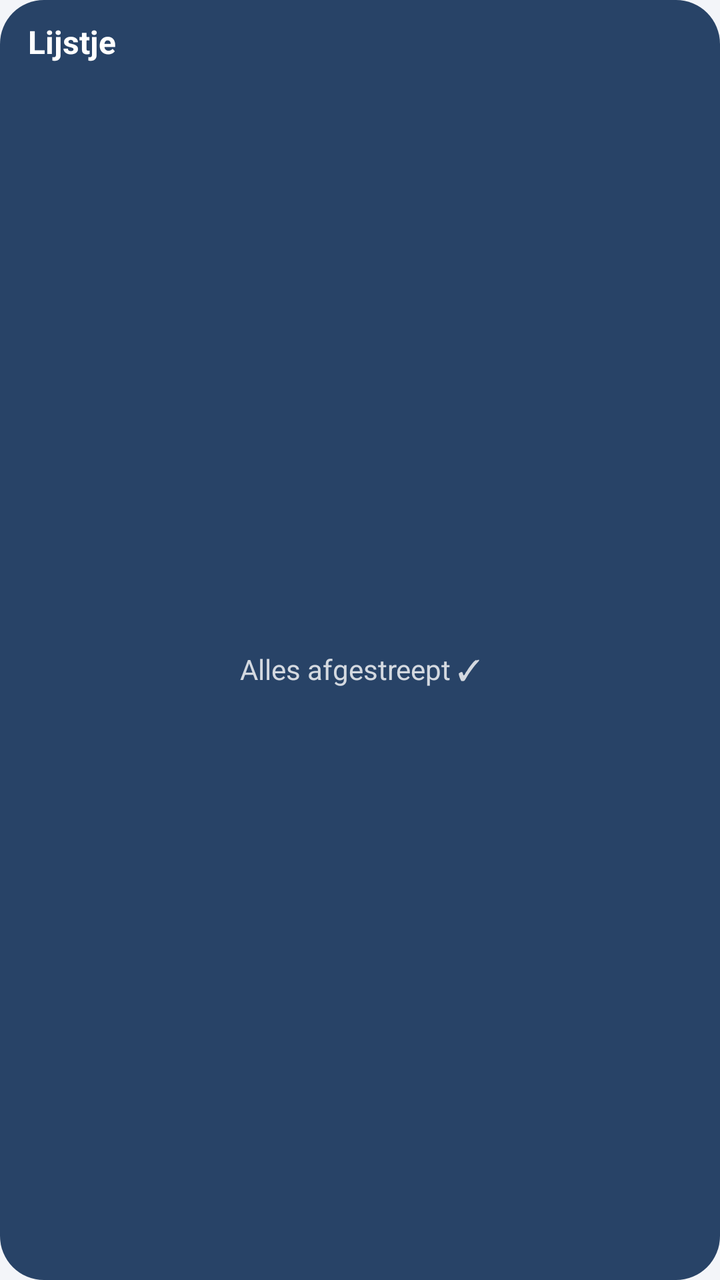
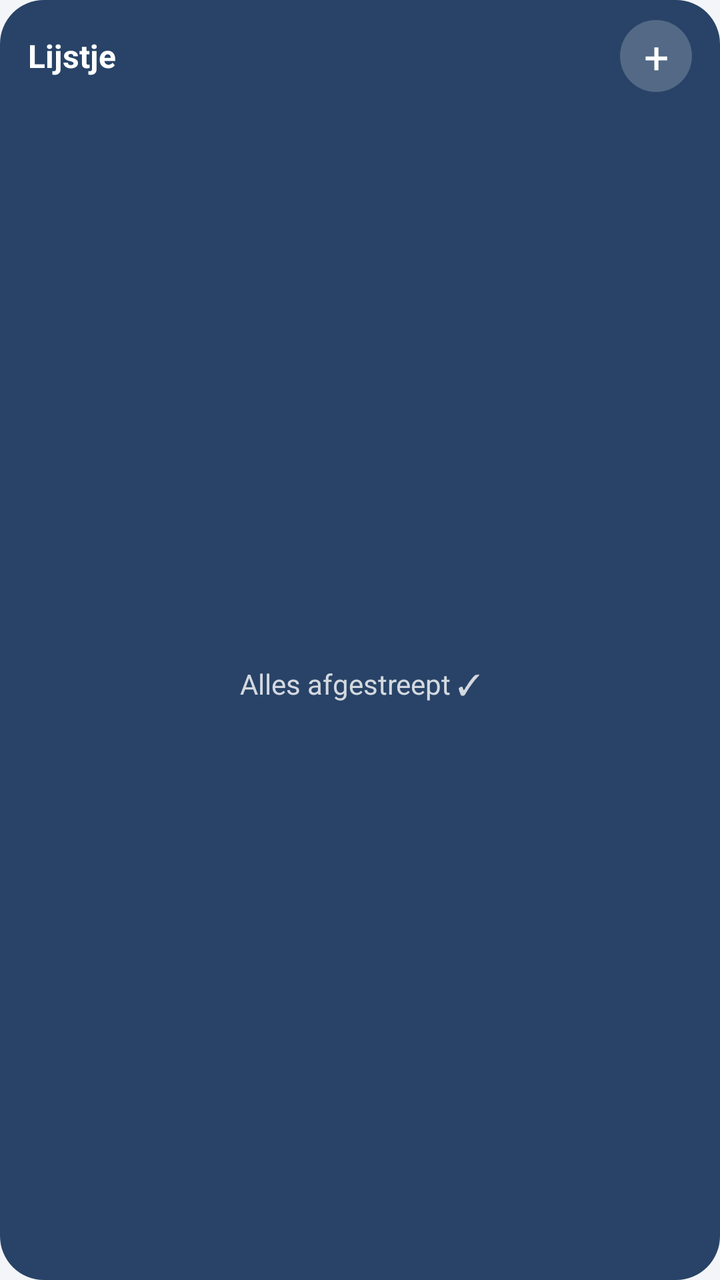

Before-and-after screenshots of an Android layout around one commit, followed by the original layout XML and the change that was made.
<!-- AndroidManifest.xml: application theme AppTheme -->
<!-- res/layout/widget_note.xml -->
<?xml version="1.0" encoding="utf-8"?>
<LinearLayout xmlns:android="http://schemas.android.com/apk/res/android"
    android:layout_width="match_parent" android:layout_height="match_parent"
    android:orientation="vertical" android:background="@drawable/widget_bg"
    android:paddingTop="10dp" android:paddingBottom="6dp">
    <LinearLayout android:id="@+id/w_nhead"
        android:layout_width="match_parent" android:layout_height="wrap_content"
        android:orientation="horizontal" android:gravity="center_vertical"
        android:paddingStart="14dp" android:paddingEnd="14dp" android:paddingBottom="4dp">
        <TextView android:id="@+id/w_ntitle" android:layout_width="0dp" android:layout_height="wrap_content" android:layout_weight="1"
            android:textColor="#FFFFFFFF" android:textSize="16sp" android:textStyle="bold"
            android:maxLines="1" android:ellipsize="end" android:text="Lijstje" />
        <TextView android:id="@+id/w_ncount" android:layout_width="wrap_content" android:layout_height="wrap_content"
            android:textColor="#CCFFFFFF" android:textSize="13sp" android:maxLines="1" android:text="" />
    </LinearLayout>
    <FrameLayout android:layout_width="match_parent" android:layout_height="0dp" android:layout_weight="1">
        <ListView android:id="@+id/w_nlist" android:layout_width="match_parent" android:layout_height="match_parent"
            android:divider="@null" android:dividerHeight="0dp" android:scrollbars="none" />
        <TextView android:id="@+id/w_nempty" android:layout_width="match_parent" android:layout_height="match_parent"
            android:gravity="center" android:padding="12dp" android:textColor="#CCFFFFFF" android:textSize="14sp"
            android:text="Alles afgestreept ✓" />
    </FrameLayout>
</LinearLayout>
<!-- resources referenced by this layout -->
<resources>
  <!-- drawable widget_bg (drawable) -->
  <?xml version="1.0" encoding="utf-8"?>
  <shape xmlns:android="http://schemas.android.com/apk/res/android" android:shape="rectangle">
      <solid android:color="#F21E3A5F" />
      <corners android:radius="22dp" />
  </shape>
  <style name="AppTheme" parent="@android:style/Theme.Material.Light.NoActionBar">
          <item name="android:windowBackground">@color/bg</item>
          <item name="android:colorPrimary">@color/brand</item>
          <item name="android:colorAccent">@color/brand</item>
      </style>
  <color name="bg">#F3F5F9</color>
  <color name="brand">#1E5AA8</color>
</resources>

<!-- the commit's change to res/layout/widget_note.xml (unified diff, before → after) -->
@@ -1,5 +1,6 @@
 <?xml version="1.0" encoding="utf-8"?>
 <LinearLayout xmlns:android="http://schemas.android.com/apk/res/android"
+    android:id="@+id/w_nroot"
     android:layout_width="match_parent" android:layout_height="match_parent"
     android:orientation="vertical" android:background="@drawable/widget_bg"
     android:paddingTop="10dp" android:paddingBottom="6dp">
@@ -12,6 +13,9 @@
             android:maxLines="1" android:ellipsize="end" android:text="Lijstje" />
         <TextView android:id="@+id/w_ncount" android:layout_width="wrap_content" android:layout_height="wrap_content"
             android:textColor="#CCFFFFFF" android:textSize="13sp" android:maxLines="1" android:text="" />
+        <TextView android:id="@+id/w_nadd" android:layout_width="36dp" android:layout_height="36dp" android:layout_marginStart="8dp"
+            android:gravity="center" android:background="@drawable/widget_btn" android:contentDescription="Item toevoegen"
+            android:textColor="#FFFFFFFF" android:textSize="22sp" android:text="+" />
     </LinearLayout>
     <FrameLayout android:layout_width="match_parent" android:layout_height="0dp" android:layout_weight="1">
         <ListView android:id="@+id/w_nlist" android:layout_width="match_parent" android:layout_height="match_parent"
<!-- resource entries referenced after the edit -->
@@ -5,6 +5,11 @@
   <shape xmlns:android="http://schemas.android.com/apk/res/android" android:shape="rectangle">
       <solid android:color="#F21E3A5F" />
       <corners android:radius="22dp" />
+  </shape>
+  <!-- drawable widget_btn (drawable) -->
+  <?xml version="1.0" encoding="utf-8"?>
+  <shape xmlns:android="http://schemas.android.com/apk/res/android" android:shape="oval">
+      <solid android:color="#33FFFFFF" />
   </shape>
   <style name="AppTheme" parent="@android:style/Theme.Material.Light.NoActionBar">
           <item name="android:windowBackground">@color/bg</item>
